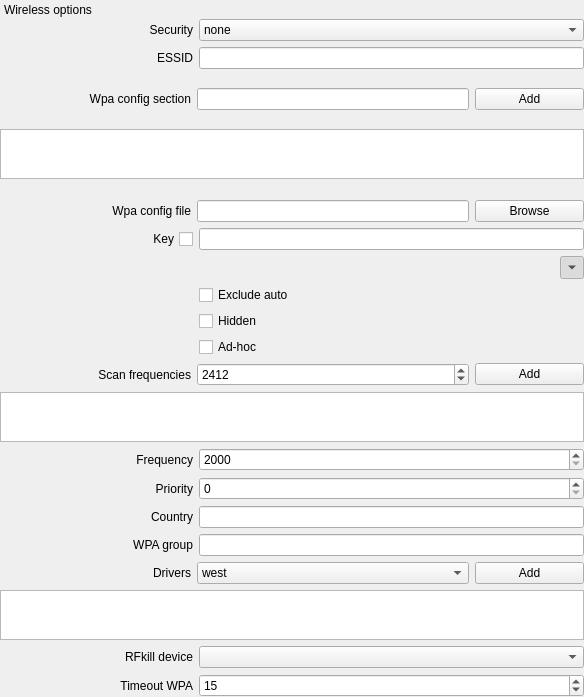
The window that sources/gui/src/wirelesswidget.ui (arcan1s/netctl-gui) describes before a commit, drawn with Qt 5.
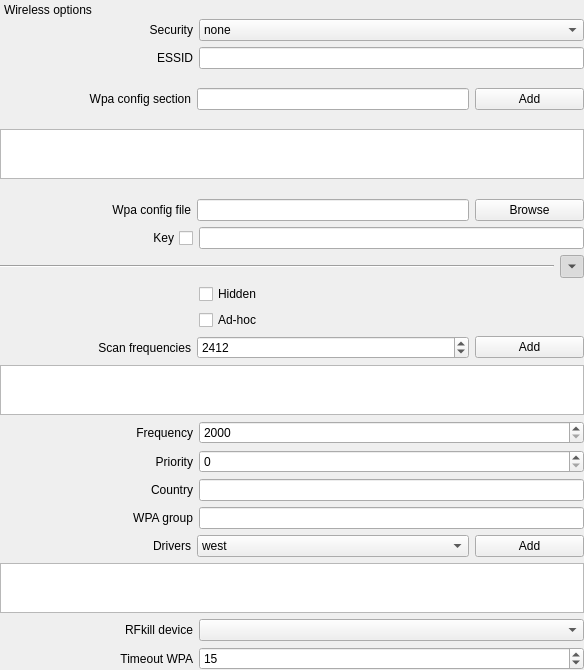
The same window after the commit.

```diff
--- a/sources/gui/src/wirelesswidget.ui
+++ b/sources/gui/src/wirelesswidget.ui
@@ -7,7 +7,7 @@
     <x>0</x>
     <y>0</y>
     <width>584</width>
-    <height>697</height>
+    <height>670</height>
    </rect>
   </property>
   <layout class="QVBoxLayout" name="verticalLayout">
@@ -280,17 +280,11 @@
        <item>
         <layout class="QHBoxLayout" name="layout_wirelessAdvanced">
          <item>
-          <spacer name="spacer_wirelessAdvanced">
+          <widget class="Line" name="line">
            <property name="orientation">
             <enum>Qt::Horizontal</enum>
            </property>
-           <property name="sizeHint" stdset="0">
-            <size>
-             <width>40</width>
-             <height>20</height>
-            </size>
-           </property>
-          </spacer>
+          </widget>
          </item>
          <item>
           <widget class="QToolButton" name="pushButton_wirelessAdvanced">
@@ -313,36 +307,6 @@
           <property name="margin">
            <number>0</number>
           </property>
-          <item>
-           <layout class="QHBoxLayout" name="layout_exclude">
-            <item>
-             <widget class="QLabel" name="label_exclude">
-              <property name="sizePolicy">
-               <sizepolicy hsizetype="Preferred" vsizetype="Preferred">
-                <horstretch>1</horstretch>
-                <verstretch>0</verstretch>
-               </sizepolicy>
-              </property>
-             </widget>
-            </item>
-            <item>
-             <widget class="QCheckBox" name="checkBox_exclude">
-              <property name="sizePolicy">
-               <sizepolicy hsizetype="Minimum" vsizetype="Fixed">
-                <horstretch>2</horstretch>
-                <verstretch>0</verstretch>
-               </sizepolicy>
-              </property>
-              <property name="toolTip">
-               <string>Whether or not to exclude this profile from automatic profile selection</string>
-              </property>
-              <property name="text">
-               <string>Exclude auto</string>
-              </property>
-             </widget>
-            </item>
-           </layout>
-          </item>
           <item>
            <layout class="QHBoxLayout" name="layout_hidden">
             <item>
```
